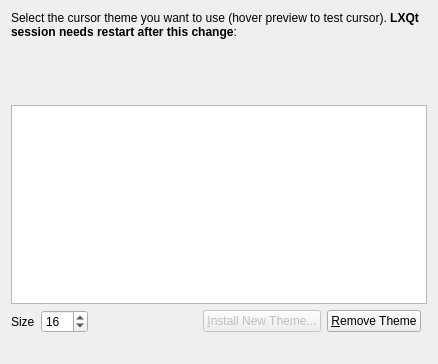
First picture: the form in liblxqt-config-cursor/selectwnd.ui, repository lxqt/lxqt-config, before the edit.
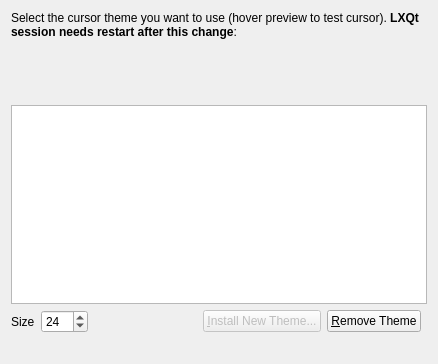
Second picture: the form after the edit. Custom widgets are drawn as their Qt base class.

Commit message: lxqt-config-input: Change default cursor size 16->24 (#1127)

```diff
--- a/liblxqt-config-cursor/selectwnd.ui
+++ b/liblxqt-config-cursor/selectwnd.ui
@@ -78,7 +78,7 @@
       <number>128</number>
      </property>
      <property name="value">
-      <number>16</number>
+      <number>24</number>
      </property>
     </widget>
    </item>
```
